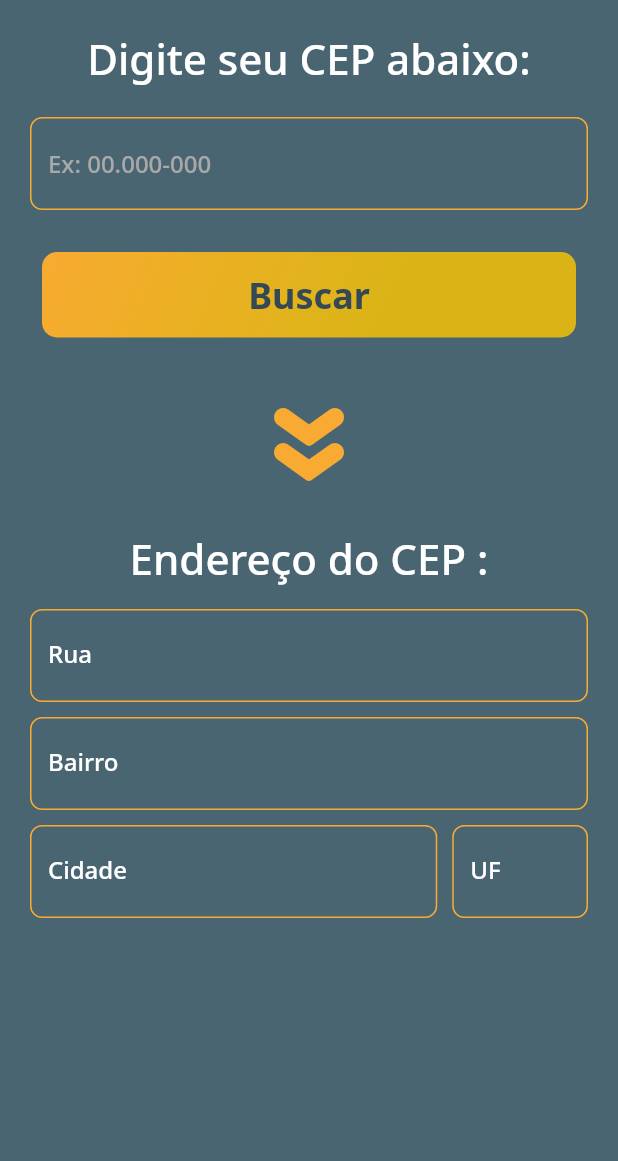
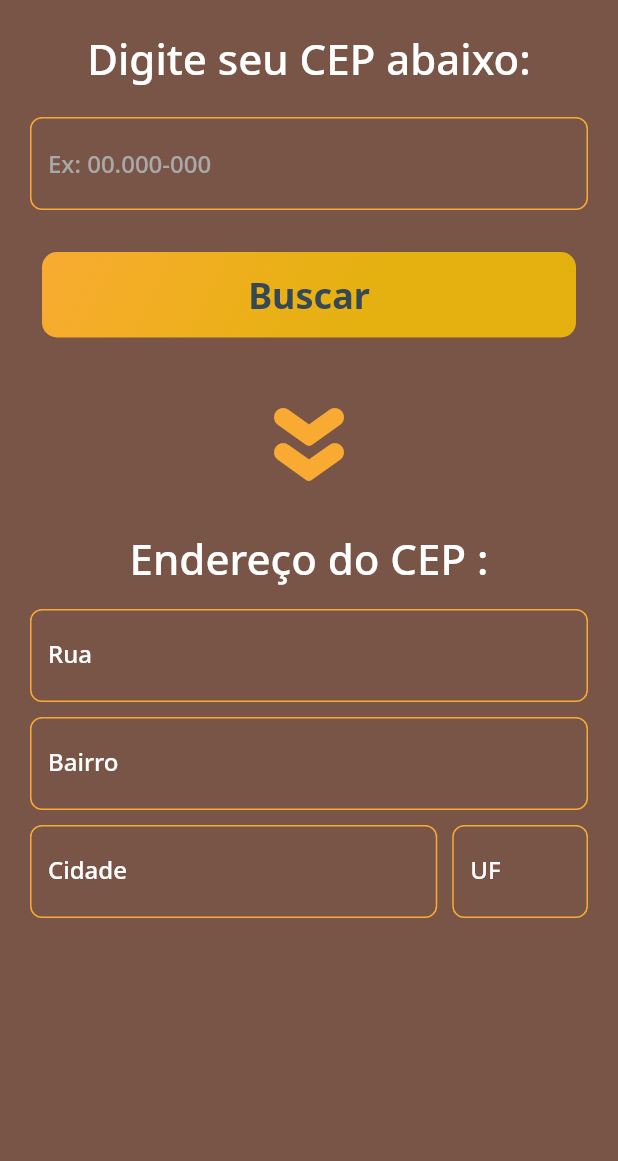
Before and after one commit to TalisTM/busca_cep, a Flutter app: the screen it shows after launch, on a phone screen of 412 x 824 dp, the part 75-1236 px from its top. Run offline on Flutter 3.47's test engine with Material 2 defaults, Android fonts, the phone set to English and light mode, and no system bars; our stand-ins replace google_fonts, mask_text_input_formatter.

Commit message:
cor marrom

```diff
--- a/lib/app/app_colors.dart
+++ b/lib/app/app_colors.dart
@@ -6,7 +6,7 @@ import 'package:flutter/material.dart';
 class AppColors {
 
   static final Color primary = Color(0xFFF9AA33);
-  static final Color secundary = Color(0xFF4A6572);
+  static final Color secundary = Colors.brown;
   static final Color darkGrey = Color(0xFF344955);
   static final Color lightGrey = Color(0xFFA9A9A9);
   static final Color lightYellow = Color(0xFFFFD700);
```
